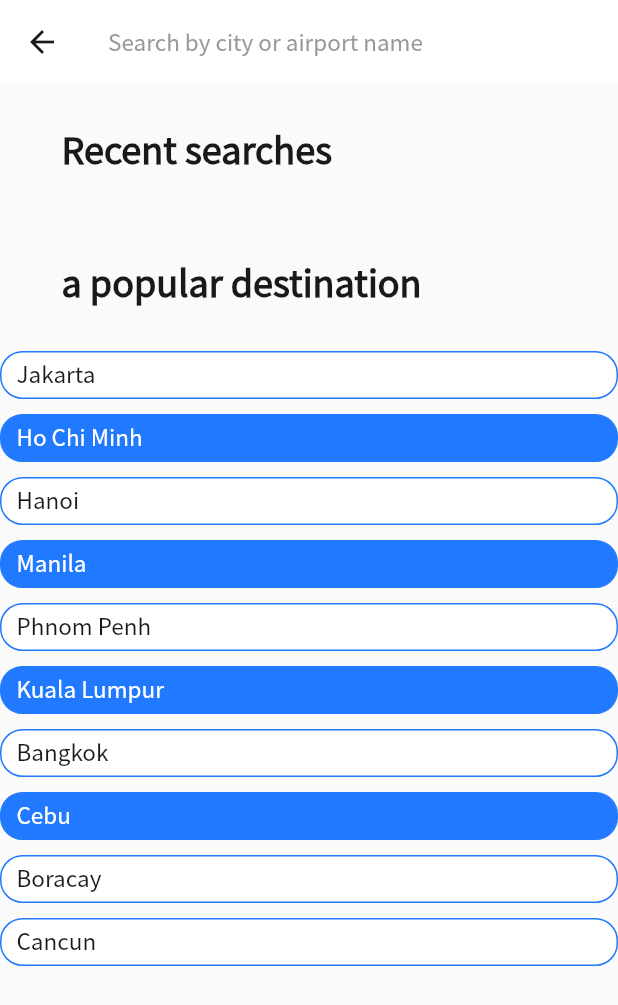
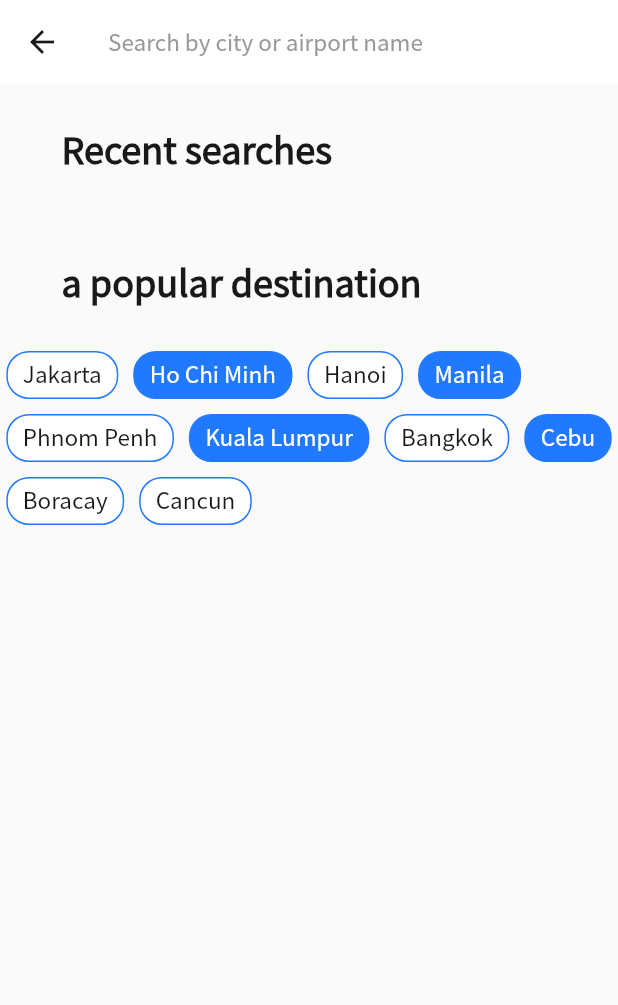
Before and after one commit to GSC2023-Reducer/phopes, a Flutter app: the SelectRegionPage screen opened directly, on a phone screen of 412 x 824 dp. Shown: the top 1005 px of the screen. Run offline on Flutter 3.47's test engine with Material 2 defaults, Android fonts, the light colour scheme and no system bars; our stand-ins replace firebase_core, isar, percent_indicator, table_calendar; accounts and stored records are empty; generated files the repository leaves out were written again.

Commit message:
여행지 선택 오류 수정

```diff
--- a/lib/select_region_page.dart
+++ b/lib/select_region_page.dart
@@ -89,6 +89,7 @@ class _SelectRegionPage extends State<SelectRegionPage> {
                                         selectedCity: cities[0],
                                         selectedPeriod: "")));
                               },
+                              child: IntrinsicWidth(
                                 child: Container(
                                   child: Row(
                                     children: [
@@ -100,6 +101,7 @@ class _SelectRegionPage extends State<SelectRegionPage> {
                                               color: Color(0xff191919),
                                               fontSize: 15)),
                                     ],
+                                  ),
                                 ),
                               )),
                           padding: const EdgeInsets.fromLTRB(10, 6, 10, 6),
@@ -116,6 +118,7 @@ class _SelectRegionPage extends State<SelectRegionPage> {
                                         selectedCity: cities[1],
                                         selectedPeriod: "")));
                               },
+                              child: IntrinsicWidth(
                                 child: Container(
                                   child: Row(
                                     children: [
@@ -127,6 +130,7 @@ class _SelectRegionPage extends State<SelectRegionPage> {
                                               color: Colors.white,
                                               fontSize: 15)),
                                     ],
+                                  ),
                                 ),
                               )),
                           padding: const EdgeInsets.fromLTRB(10, 6, 10, 6),
@@ -143,6 +147,7 @@ class _SelectRegionPage extends State<SelectRegionPage> {
                                         selectedCity: cities[2],
                                         selectedPeriod: "")));
                               },
+                              child: IntrinsicWidth(
                                 child: Container(
                                   child: Row(
                                     children: [
@@ -154,6 +159,7 @@ class _SelectRegionPage extends State<SelectRegionPage> {
                                               color: Color(0xff191919),
                                               fontSize: 15)),
                                     ],
+                                  ),
                                 ),
                               )),
                           padding: const EdgeInsets.fromLTRB(10, 6, 10, 6),
@@ -170,6 +176,7 @@ class _SelectRegionPage extends State<SelectRegionPage> {
                                         selectedCity: cities[3],
                                         selectedPeriod: "")));
                               },
+                              child: IntrinsicWidth(
                                 child: Container(
                                   child: Row(
                                     children: [
@@ -181,6 +188,7 @@ class _SelectRegionPage extends State<SelectRegionPage> {
                                               color: Colors.white,
                                               fontSize: 15)),
                                     ],
+                                  ),
                                 ),
                               )),
                           padding: const EdgeInsets.fromLTRB(10, 6, 10, 6),
@@ -197,6 +205,7 @@ class _SelectRegionPage extends State<SelectRegionPage> {
                                         selectedCity: cities[4],
                                         selectedPeriod: "")));
                               },
+                              child: IntrinsicWidth(
                                 child: Container(
                                   child: Row(
                                     children: [
@@ -208,6 +217,7 @@ class _SelectRegionPage extends State<SelectRegionPage> {
                                               color: Color(0xff191919),
                                               fontSize: 15)),
                                     ],
+                                  ),
                                 ),
                               )),
                           padding: const EdgeInsets.fromLTRB(10, 6, 10, 6),
@@ -224,6 +234,7 @@ class _SelectRegionPage extends State<SelectRegionPage> {
                                         selectedCity: cities[5],
                                         selectedPeriod: "")));
                               },
+                              child: IntrinsicWidth(
                                 child: Container(
                                   child: Row(
                                     children: [
@@ -235,6 +246,7 @@ class _SelectRegionPage extends State<SelectRegionPage> {
                                               color: Colors.white,
                                               fontSize: 15)),
                                     ],
+                                  ),
                                 ),
                               )),
                           padding: const EdgeInsets.fromLTRB(10, 6, 10, 6),
@@ -251,6 +263,7 @@ class _SelectRegionPage extends State<SelectRegionPage> {
                                         selectedCity: cities[6],
                                         selectedPeriod: "")));
                               },
+                              child: IntrinsicWidth(
                                 child: Container(
                                   child: Row(
                                     children: [
@@ -262,6 +275,7 @@ class _SelectRegionPage extends State<SelectRegionPage> {
                                               color: Color(0xff191919),
                                               fontSize: 15)),
                                     ],
+                                  ),
                                 ),
                               )),
                           padding: const EdgeInsets.fromLTRB(10, 6, 10, 6),
@@ -278,6 +292,7 @@ class _SelectRegionPage extends State<SelectRegionPage> {
                                         selectedCity: cities[7],
                                         selectedPeriod: "")));
                               },
+                              child: IntrinsicWidth(
                                 child: Container(
                                   child: Row(
                                     children: [
@@ -289,6 +304,7 @@ class _SelectRegionPage extends State<SelectRegionPage> {
                                               color: Colors.white,
                                               fontSize: 15)),
                                     ],
+                                  ),
                                 ),
                               )),
                           padding: const EdgeInsets.fromLTRB(10, 6, 10, 6),
@@ -305,6 +321,7 @@ class _SelectRegionPage extends State<SelectRegionPage> {
                                         selectedCity: cities[8],
                                         selectedPeriod: "")));
                               },
+                              child: IntrinsicWidth(
                                 child: Container(
                                   child: Row(
                                     children: [
@@ -316,6 +333,7 @@ class _SelectRegionPage extends State<SelectRegionPage> {
                                               color: Color(0xff191919),
                                               fontSize: 15)),
                                     ],
+                                  ),
                                 ),
                               )),
                           padding: const EdgeInsets.fromLTRB(10, 6, 10, 6),
@@ -332,6 +350,7 @@ class _SelectRegionPage extends State<SelectRegionPage> {
                                         selectedCity: cities[9],
                                         selectedPeriod: "")));
                               },
+                              child: IntrinsicWidth(
                                 child: Container(
                                   child: Row(
                                     children: [
@@ -343,6 +362,7 @@ class _SelectRegionPage extends State<SelectRegionPage> {
                                               color: Color(0xff191919),
                                               fontSize: 15)),
                                     ],
+                                  ),
                                 ),
                               )),
                           padding: const EdgeInsets.fromLTRB(10, 6, 10, 6),
```
Lines whose indentation alone changed are shown as unchanged.
